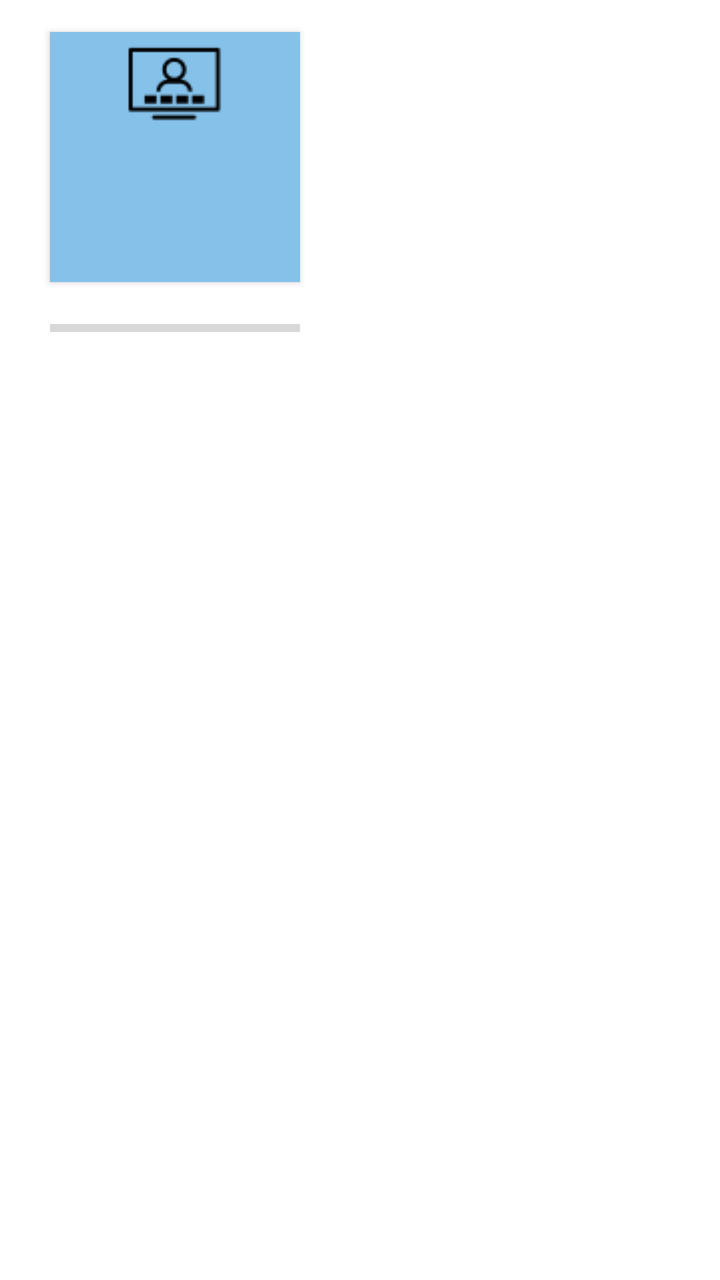
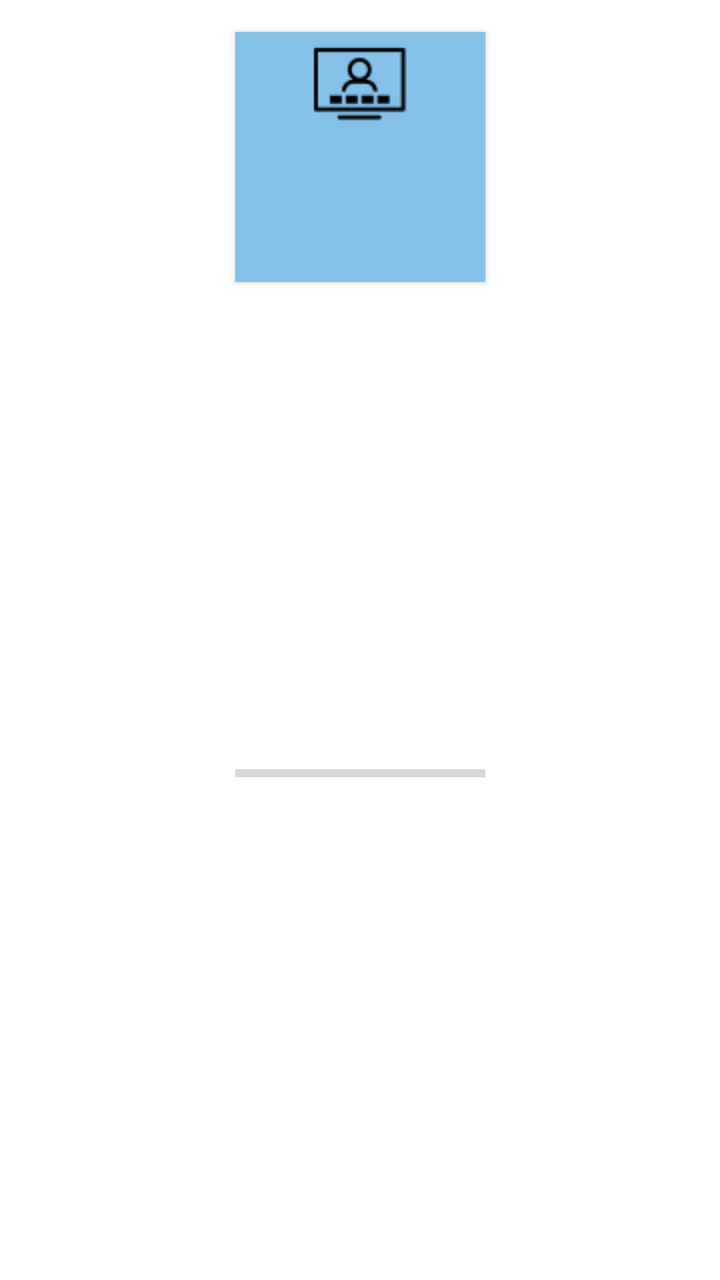

Screens rendered from an Android XML layout before and after an edit, with the pre-edit source and the edit as a unified diff.
<!-- AndroidManifest.xml: application theme AppTheme -->
<!-- res/layout/activity_aparato_asignado_medio_list.xml -->
<?xml version="1.0" encoding="utf-8"?>
<android.support.constraint.ConstraintLayout xmlns:app="http://schemas.android.com/apk/res-auto"
    xmlns:tools="http://schemas.android.com/tools"
    android:layout_width="wrap_content"
    android:layout_height="wrap_content"
    xmlns:android="http://schemas.android.com/apk/res/android"
    android:background="#ffff"
    >

    <Button
        android:id="@+id/servicioAAsignar"
        android:layout_width="125dp"
        android:layout_height="125dp"
        android:layout_marginStart="25dp"
        android:layout_marginTop="16dp"
        android:background="#85C1E9"
        android:drawableTop="@drawable/iconoserviciointernet"
        app:layout_constraintStart_toStartOf="parent"
        app:layout_constraintTop_toTopOf="parent" />

    <ProgressBar
        android:id="@+id/progressBarServicio"
        style="?android:attr/progressBarStyleHorizontal"
        android:layout_width="125dp"
        android:layout_height="30dp"
        android:layout_marginTop="8dp"
        app:layout_constraintEnd_toEndOf="@+id/servicioAAsignar"
        app:layout_constraintStart_toStartOf="@+id/servicioAAsignar"
        app:layout_constraintTop_toBottomOf="@+id/servicioAAsignar" />
</android.support.constraint.ConstraintLayout>
<!-- resources referenced by this layout -->
<resources>
  <!-- drawable iconoserviciointernet: png bitmap (drawable, 718 bytes) -->
  <style name="AppTheme" parent="Theme.AppCompat.Light.DarkActionBar">
          
          <item name="colorPrimary">@color/colorPrimary</item>
          <item name="colorPrimaryDark">@color/colorPrimaryDark</item>
          <item name="colorAccent">@color/colorAccent</item>
          <item name="android:colorForeground">@android:color/background_dark</item>
      </style>
  <color name="colorPrimary">#0277BD</color>
  <color name="colorPrimaryDark">#004C8C</color>
  <color name="colorAccent">#0000FF</color>
</resources>

<!-- the commit's change to res/layout/activity_aparato_asignado_medio_list.xml (unified diff, before → after) -->
@@ -11,10 +11,12 @@
         android:id="@+id/servicioAAsignar"
         android:layout_width="125dp"
         android:layout_height="125dp"
-        android:layout_marginStart="25dp"
+        android:layout_marginStart="13dp"
         android:layout_marginTop="16dp"
+        android:layout_marginEnd="13dp"
         android:background="#85C1E9"
         android:drawableTop="@drawable/iconoserviciointernet"
+        app:layout_constraintEnd_toEndOf="parent"
         app:layout_constraintStart_toStartOf="parent"
         app:layout_constraintTop_toTopOf="parent" />
 
@@ -24,6 +26,8 @@
         android:layout_width="125dp"
         android:layout_height="30dp"
         android:layout_marginTop="8dp"
+        android:layout_marginBottom="16dp"
+        app:layout_constraintBottom_toBottomOf="parent"
         app:layout_constraintEnd_toEndOf="@+id/servicioAAsignar"
         app:layout_constraintStart_toStartOf="@+id/servicioAAsignar"
         app:layout_constraintTop_toBottomOf="@+id/servicioAAsignar" />
